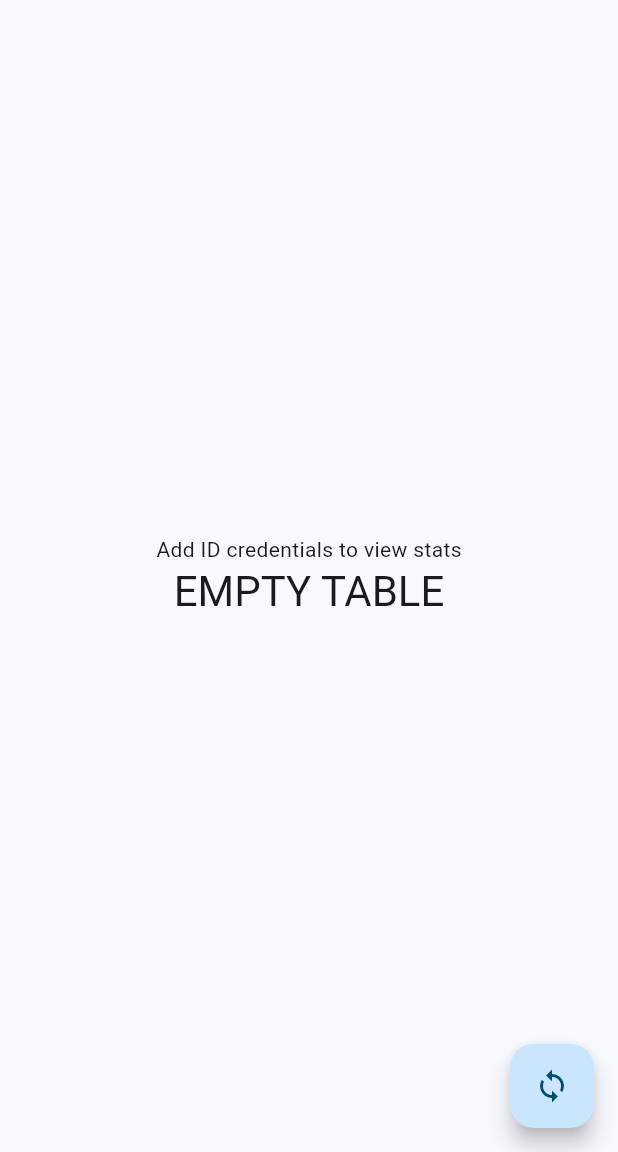
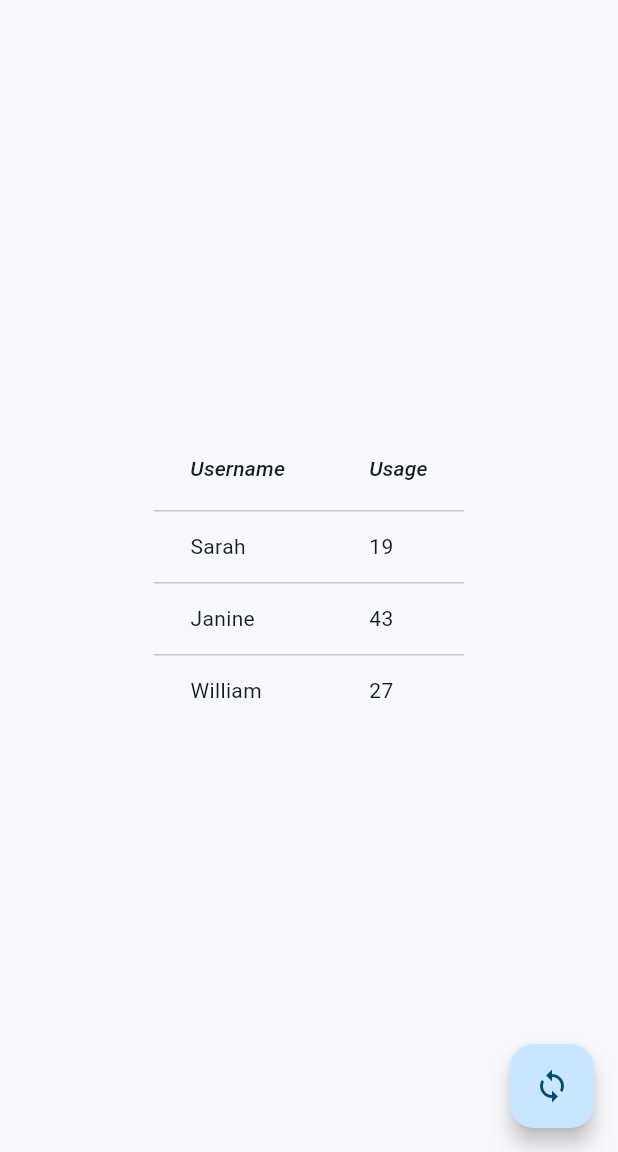
Before and after one commit to L1ghtweight/netboy, a Flutter app: the screen it shows after launch, on a phone screen of 412 x 824 dp, the part 84-1236 px from its top. Run offline on Flutter 3.47's test engine with Material 2 defaults, Android fonts, the phone set to English and light mode, and no system bars.

Commit message:
added dummy DataTable

```diff
--- a/lib/main.dart
+++ b/lib/main.dart
@@ -76,11 +76,14 @@ class _MyHomePageState extends State<MyHomePage> {
       existingData = json.decode(fileContent);
     }
 
+    dynamic userCreds = {'id': id, 'password': password};
+
     // Append new data
-    existingData.add({'id': id, 'password': password});
-
-    // Write the updated content back to the file
-    credsFile.writeAsStringSync(json.encode(existingData));
+    if(!existingData.contains(userCreds)) {
+      existingData.add(userCreds);
+      // Write the updated content back to the file
+      credsFile.writeAsStringSync(json.encode(existingData));
+    }
   }
 
   void showAddIDDialog(BuildContext context) {
@@ -91,21 +94,21 @@ class _MyHomePageState extends State<MyHomePage> {
         TextEditingController passwordController = TextEditingController();
 
         return AlertDialog(
-          title: Text('Add New User'),
+          title: const Text('Add New User'),
           content: Column(
             mainAxisSize: MainAxisSize.min,
             children: [
               TextField(
                 controller: idController,
-                decoration: InputDecoration(
+                decoration: const InputDecoration(
                   hintText: 'Enter ID',
                 ),
               ),
-              SizedBox(height: 10),
+              const SizedBox(height: 10),
               TextField(
                 controller: passwordController,
                 obscureText: true,
-                decoration: InputDecoration(
+                decoration: const InputDecoration(
                   hintText: 'Enter Password',
                 ),
               ),
@@ -116,7 +119,7 @@ class _MyHomePageState extends State<MyHomePage> {
               onPressed: () {
                 Navigator.pop(context); // Close the dialog box
               },
-              child: Text('Cancel'),
+              child: const Text('Cancel'),
             ),
             TextButton(
               onPressed: () {
@@ -130,7 +133,7 @@ class _MyHomePageState extends State<MyHomePage> {
                 // Close the dialog box
                 Navigator.pop(context);
               },
-              child: Text('Add'),
+              child: const Text('Add'),
             ),
           ],
         );
@@ -151,25 +154,14 @@ class _MyHomePageState extends State<MyHomePage> {
 
   @override
   Widget build(BuildContext context) {
-    // This method is rerun every time setState is called, for instance as done
-    // by the _incrementCounter method above.
-    //
-    // The Flutter framework has been optimized to make rerunning build methods
-    // fast, so that you can just rebuild anything that needs updating rather
-    // than having to individually change instances of widgets.
     return Scaffold(
       appBar: AppBar(
-        // TRY THIS: Try changing the color here to a specific color (to
-        // Colors.amber, perhaps?) and trigger a hot reload to see the AppBar
-        // change color while the other colors stay the same.
         backgroundColor: Theme.of(context).colorScheme.inversePrimary,
-        // Here we take the value from the MyHomePage object that was created by
-        // the App.build method, and use it to set our appbar title.
         title: Text(widget.title),
 
         actions: [
           IconButton(
-            icon: Icon(Icons.add),
+            icon: const Icon(Icons.add),
             tooltip: 'Add ID',
             onPressed: () {
               // Add button functionality here
@@ -179,30 +171,48 @@ class _MyHomePageState extends State<MyHomePage> {
         ],
       ),
       body: Center(
-        // Center is a layout widget. It takes a single child and positions it
-        // in the middle of the parent.
         child: Column(
-          // Column is also a layout widget. It takes a list of children and
-          // arranges them vertically. By default, it sizes itself to fit its
-          // children horizontally, and tries to be as tall as its parent.
-          //
-          // Column has various properties to control how it sizes itself and
-          // how it positions its children. Here we use mainAxisAlignment to
-          // center the children vertically; the main axis here is the vertical
-          // axis because Columns are vertical (the cross axis would be
-          // horizontal).
-          //
-          // TRY THIS: Invoke "debug painting" (choose the "Toggle Debug Paint"
-          // action in the IDE, or press "p" in the console), to see the
-          // wireframe for each widget.
           mainAxisAlignment: MainAxisAlignment.center,
           children: <Widget>[
-            const Text(
-              'Add ID credentials to view stats',
-            ),
-            Text(
-              'EMPTY TABLE',
-              style: Theme.of(context).textTheme.headlineMedium,
+            DataTable(
+              columns: const <DataColumn>[
+                DataColumn(
+                  label: Expanded(
+                    child: Text(
+                      'Username',
+                      style: TextStyle(fontStyle: FontStyle.italic),
+                    ),
+                  ),
+                ),
+                DataColumn(
+                  label: Expanded(
+                    child: Text(
+                      'Usage',
+                      style: TextStyle(fontStyle: FontStyle.italic),
+                    ),
+                  ),
+                ),
+              ],
+              rows: const <DataRow>[
+                DataRow(
+                  cells: <DataCell>[
+                    DataCell(Text('Sarah')),
+                    DataCell(Text('19')),
+                  ],
+                ),
+                DataRow(
+                  cells: <DataCell>[
+                    DataCell(Text('Janine')),
+                    DataCell(Text('43')),
+                  ],
+                ),
+                DataRow(
+                  cells: <DataCell>[
+                    DataCell(Text('William')),
+                    DataCell(Text('27')),
+                  ],
+                ),
+              ],
             ),
           ],
         ),
```
